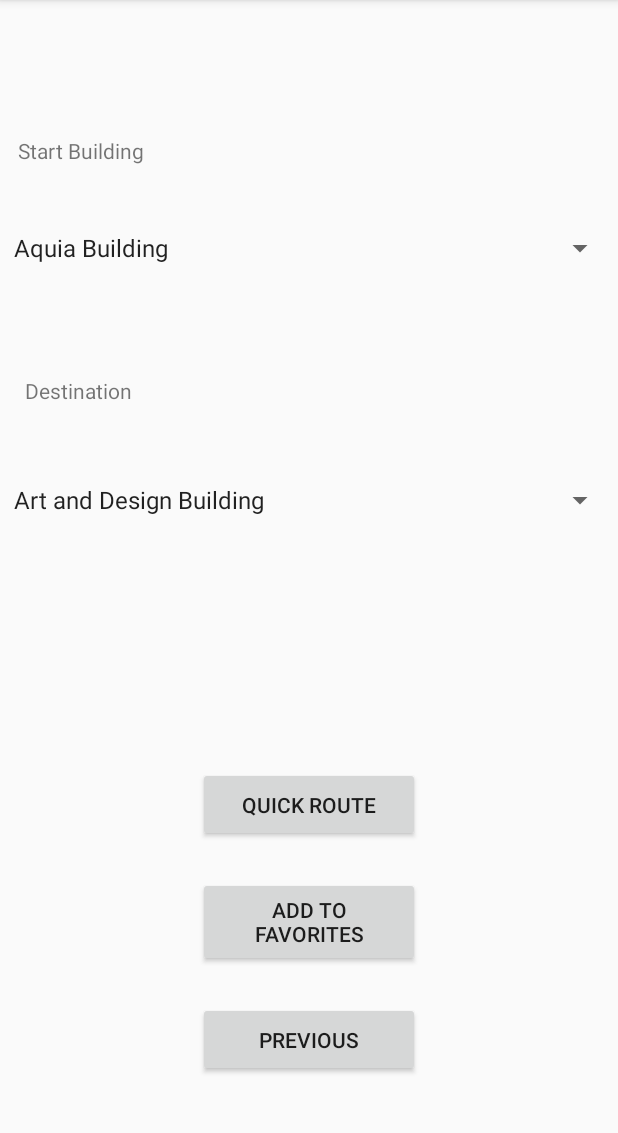
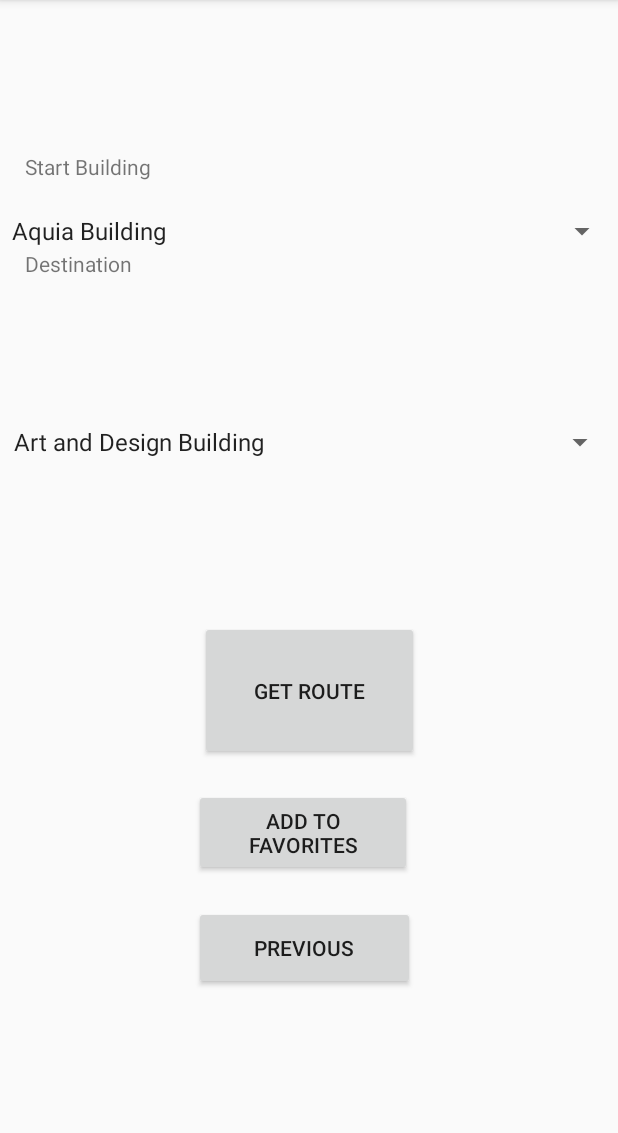
Before and after one commit to nouf1612/GMU_CampusConstruction_WorkAround, an Android app: the Quick_Route screen opened directly, with no data from a screen before it, on a phone screen of 412 x 824 dp, the part 84-1217 px from its top. Run offline under Robolectric (Android 15) with nearby library versions, the phone set to English and light mode, and no system bars.

Commit message:
fixed a few bugs in quick route

```diff
--- a/app/src/main/java/com/example/gmu_campusconstruction_workaround/Quick_Route.java
+++ b/app/src/main/java/com/example/gmu_campusconstruction_workaround/Quick_Route.java
@@ -17,10 +17,10 @@ import android.widget.Spinner;
 public class Quick_Route extends AppCompatActivity {
 
     //variables for the route database, list spinners and their adapters,
-    // and the MainActivity button
+    // and the get Route and MainActivity buttons
     private RoutesDatabase routeDb;
     private Spinner spinner_SB, spinner_DB;
-    private Button MAButton;
+    private Button GRButton,MAButton;
     private String[] UP, LP, MP;
     private String Building_1,Building_2;
     private ArrayAdapter<String> SB_adapter,DB_adapter;
@@ -74,10 +74,7 @@ public class Quick_Route extends AppCompatActivity {
                     showMessage("Error", "Nothing found");
                     }
                 Building_1 = User_Choice;
-                //TEST IF THIS SHOWS THE RIGHT LIST OR NOT THEN FIX THE CHOICE FOR BUILDING_2
-
-
-            }
+                }
 
 
             @Override
@@ -85,6 +82,21 @@ public class Quick_Route extends AppCompatActivity {
 
             }
         });
+
+        // get the users destination choice
+        spinner_DB.setOnItemSelectedListener(new AdapterView.OnItemSelectedListener() {
+            @Override
+            public void onItemSelected(AdapterView<?> parent, View view, int position, long id) {
+                Building_2 = parent.getItemAtPosition(position).toString();
+            }
+
+            @Override
+            public void onNothingSelected(AdapterView<?> parent) {
+
+            }
+        });
+
+        ConfigureGRButton();
     }
 
 
@@ -93,11 +105,24 @@ public class Quick_Route extends AppCompatActivity {
      * back to Main activity
      */
     private void ConfigureMAButton() {
-        Button MAButton = (Button) findViewById(R.id.button_GoToMA);
+        MAButton = (Button) findViewById(R.id.button_GoToMA);
         MAButton.setOnClickListener(new View.OnClickListener() {
             @Override
             public void onClick(View view) {
                 finish();
+            }
+        });
+    }
+
+    /**
+     * configure the get route button
+     */
+    private void ConfigureGRButton(){
+        GRButton = (Button) findViewById((R.id.button_GetRoute));
+        GRButton.setOnClickListener(new View.OnClickListener() {
+            @Override
+            public void onClick(View v) {
+                //viewRoute();
             }
         });
     }
--- a/app/src/main/res/layout/activity_quick__route.xml
+++ b/app/src/main/res/layout/activity_quick__route.xml
@@ -8,51 +8,52 @@
     tools:context=".Quick_Route"
     tools:visibility="visible">
 
+
+    <!--dependent spinner-->
+
     <Button
-        android:id="@+id/button_route"
-        android:layout_width="148dp"
-        android:layout_height="50dp"
-        android:layout_marginBottom="23dp"
-        android:text="@string/Quick_Route"
+        android:id="@+id/button_AddToFav"
+        android:layout_width="145dp"
+        android:layout_height="58dp"
+        android:layout_marginBottom="184dp"
+        android:text="@string/Add_Favorite"
         android:visibility="visible"
-        app:layout_constraintBottom_toTopOf="@+id/button_AddToFav"
+        app:layout_constraintBottom_toBottomOf="parent"
         app:layout_constraintEnd_toEndOf="parent"
+        app:layout_constraintHorizontal_bias="0.484"
         app:layout_constraintStart_toStartOf="parent"
-        app:layout_constraintTop_toBottomOf="@+id/spinner_Dest_Building"
+        tools:visibility="visible" />
+
+    <Spinner
+        android:id="@+id/spinner_Start_Building"
+        android:layout_width="0dp"
+        android:layout_height="wrap_content"
+        android:layout_marginTop="142dp"
+        android:layout_marginBottom="248dp"
+        android:entries="@array/Start_Buildings"
+        android:visibility="visible"
+        app:layout_constraintBottom_toTopOf="@+id/button_GetRoute"
+        app:layout_constraintEnd_toEndOf="parent"
+        app:layout_constraintHorizontal_bias="0.0"
+        app:layout_constraintStart_toStartOf="parent"
+        app:layout_constraintTop_toTopOf="parent"
         tools:visibility="visible" />
 
     <Button
-        android:id="@+id/button_AddToFav"
-        android:layout_width="148dp"
-        android:layout_height="60dp"
-        android:layout_marginBottom="23dp"
-        android:text="@string/Add_Favorite"
+        android:id="@+id/button_GoToMA"
+        android:layout_width="147dp"
+        android:layout_height="56dp"
+        android:layout_marginBottom="92dp"
+        android:text="@string/previous"
         android:visibility="visible"
-        app:layout_constraintBottom_toTopOf="@+id/button_GoToMA"
-        app:layout_constraintEnd_toEndOf="parent"
-        app:layout_constraintStart_toStartOf="parent"
-        app:layout_constraintTop_toBottomOf="@+id/button_route"
+        app:layout_constraintBottom_toBottomOf="parent"
+        app:layout_constraintEnd_toEndOf="@+id/button_AddToFav"
+        app:layout_constraintHorizontal_bias="0.0"
+        app:layout_constraintStart_toStartOf="@+id/button_AddToFav"
+        app:layout_constraintTop_toBottomOf="@+id/button_AddToFav"
+        app:layout_constraintVertical_bias="0.562"
         tools:visibility="visible" />
 
-
-    <Spinner
-        android:id="@+id/spinner_Start_Building"
-        android:layout_width="match_parent"
-        android:layout_height="wrap_content"
-        android:layout_marginStart="1dp"
-        android:layout_marginLeft="1dp"
-        android:layout_marginEnd="1dp"
-        android:layout_marginRight="1dp"
-        android:layout_marginBottom="73dp"
-        android:entries="@array/Start_Buildings"
-        android:visibility="visible"
-        app:layout_constraintBottom_toTopOf="@+id/textView3"
-        app:layout_constraintEnd_toEndOf="parent"
-        app:layout_constraintStart_toStartOf="parent"
-        app:layout_constraintTop_toBottomOf="@+id/textView2"
-        tools:visibility="visible" />
-
-    <!--dependent spinner-->
     <Spinner
         android:id="@+id/spinner_Dest_Building"
         android:layout_width="0dp"
@@ -61,56 +62,58 @@
         android:layout_marginLeft="1dp"
         android:layout_marginEnd="1dp"
         android:layout_marginRight="1dp"
-        android:layout_marginBottom="166dp"
+        android:layout_marginBottom="107dp"
         android:visibility="visible"
-        app:layout_constraintBottom_toTopOf="@+id/button_route"
+        app:layout_constraintBottom_toTopOf="@+id/button_GetRoute"
         app:layout_constraintEnd_toEndOf="parent"
+        app:layout_constraintHorizontal_bias="0.0"
         app:layout_constraintStart_toStartOf="parent"
         app:layout_constraintTop_toBottomOf="@+id/textView3"
         tools:visibility="visible" />
 
-    <TextView
-        android:id="@+id/textView2"
-        android:layout_width="103dp"
-        android:layout_height="41dp"
-        android:layout_marginStart="12dp"
-        android:layout_marginLeft="12dp"
-        android:layout_marginTop="110dp"
-        android:layout_marginBottom="21dp"
-        android:text="@string/Start_Building"
+    <Button
+        android:id="@+id/button_GetRoute"
+        android:layout_width="146dp"
+        android:layout_height="0dp"
+        android:layout_marginBottom="261dp"
+        android:text="@string/Get_Route"
         android:visibility="visible"
-        app:layout_constraintBottom_toTopOf="@+id/spinner_Start_Building"
+        app:layout_constraintBottom_toBottomOf="parent"
+        app:layout_constraintEnd_toEndOf="parent"
         app:layout_constraintStart_toStartOf="parent"
-        app:layout_constraintTop_toTopOf="parent"
+        app:layout_constraintTop_toBottomOf="@+id/spinner_Start_Building"
         tools:visibility="visible" />
 
     <TextView
         android:id="@+id/textView3"
-        android:layout_width="103dp"
-        android:layout_height="41dp"
+        android:layout_width="0dp"
+        android:layout_height="0dp"
         android:layout_marginStart="15dp"
         android:layout_marginLeft="15dp"
         android:layout_marginEnd="14dp"
         android:layout_marginRight="14dp"
-        android:layout_marginBottom="29dp"
+        android:layout_marginBottom="20dp"
         android:text="@string/Destination_Building"
         app:layout_constraintBottom_toTopOf="@+id/spinner_Dest_Building"
-        app:layout_constraintEnd_toStartOf="@+id/button_route"
+        app:layout_constraintEnd_toStartOf="@+id/button_GetRoute"
         app:layout_constraintHorizontal_bias="0.0"
         app:layout_constraintStart_toStartOf="@+id/spinner_Dest_Building"
         app:layout_constraintTop_toBottomOf="@+id/spinner_Start_Building" />
 
-    <Button
-        android:id="@+id/button_GoToMA"
-        android:layout_width="148dp"
-        android:layout_height="50dp"
-        android:layout_marginBottom="69dp"
-        android:text="@string/previous"
+    <TextView
+        android:id="@+id/textView2"
+        android:layout_width="0dp"
+        android:layout_height="0dp"
+        android:layout_marginTop="101dp"
+        android:layout_marginBottom="12dp"
+        android:text="@string/Start_Building"
         android:visibility="visible"
-        app:layout_constraintBottom_toBottomOf="parent"
-        app:layout_constraintEnd_toEndOf="parent"
-        app:layout_constraintStart_toStartOf="parent"
-        app:layout_constraintTop_toBottomOf="@+id/button_AddToFav"
+        app:layout_constraintBottom_toTopOf="@+id/spinner_Start_Building"
+        app:layout_constraintEnd_toEndOf="@+id/textView3"
+        app:layout_constraintHorizontal_bias="0.0"
+        app:layout_constraintStart_toStartOf="@+id/textView3"
+        app:layout_constraintTop_toTopOf="parent"
+        app:layout_constraintVertical_bias="1.0"
         tools:visibility="visible" />
 
 
--- a/app/src/main/res/values/strings.xml
+++ b/app/src/main/res/values/strings.xml
@@ -18,6 +18,8 @@
     <string name="Add_Favorite">Add to Favorites</string>
     <string name="Start_Building">Start Building</string>
     <string name="Destination_Building">Destination</string>
+    <string name="Get_Route">Get Route</string>
+
 
     <string-array name="names">
         <item>Aquia Building</item>
```
